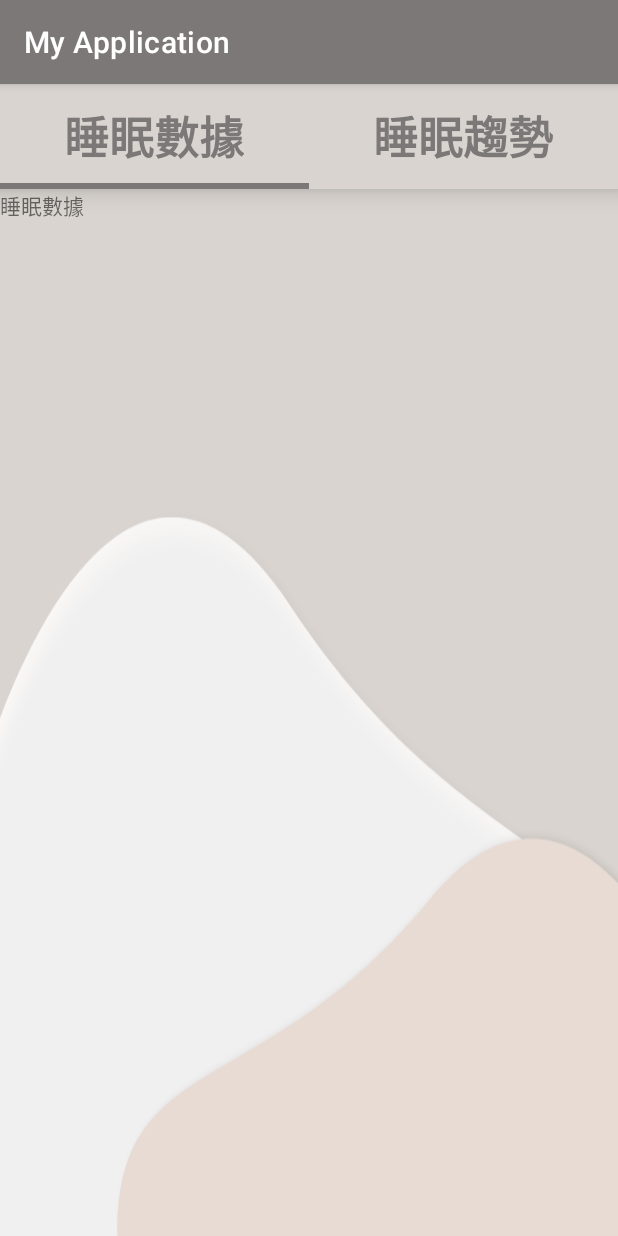
After one commit to hochi0427/musleep-1, an Android app: the sleep_data screen opened directly, with no data from a screen before it, on a phone screen of 412 x 824 dp. The commit adds this screen. Run offline under Robolectric (Android 15) with nearby library versions, the phone set to English and light mode, and no system bars.

Commit message:
Tablayout

```diff
--- a/app/build.gradle
+++ b/app/build.gradle
@@ -34,6 +34,7 @@ dependencies {
     implementation 'androidx.appcompat:appcompat:1.2.0'
     implementation 'com.google.android.material:material:1.2.1'
     implementation 'androidx.constraintlayout:constraintlayout:2.0.4'
+    implementation 'androidx.legacy:legacy-support-v4:1.0.0'
     testImplementation 'junit:junit:4.+'
     androidTestImplementation 'androidx.test.ext:junit:1.1.2'
     androidTestImplementation 'androidx.test.espresso:espresso-core:3.3.0'
--- /dev/null
+++ b/app/src/main/java/com/example/Musleep/PagerAdapter.java
@@ -0,0 +1,31 @@
+package com.example.Musleep;
+
+import androidx.annotation.NonNull;
+import androidx.fragment.app.Fragment;
+import androidx.fragment.app.FragmentManager;
+import androidx.fragment.app.FragmentPagerAdapter;
+
+public class PagerAdapter extends FragmentPagerAdapter {
+    private int tabsNumber;
+    public PagerAdapter(@NonNull FragmentManager fm, int behavior,int tabs) {
+        super(fm, behavior);
+        this.tabsNumber = tabs;
+    }
+
+    @NonNull
+    @Override
+    public Fragment getItem(int position) {
+        switch (position){
+            case 0:
+                return new sleep_data();
+            case 1:
+                return new sleep_trend();
+            default:return null;
+        }
+    }
+
+    @Override
+    public int getCount() {
+        return tabsNumber;
+    }
+}
--- /dev/null
+++ b/app/src/main/java/com/example/Musleep/sleep_data.java
@@ -0,0 +1,64 @@
+package com.example.Musleep;
+
+import android.os.Bundle;
+
+import androidx.fragment.app.Fragment;
+
+import android.view.LayoutInflater;
+import android.view.View;
+import android.view.ViewGroup;
+
+/**
+ * A simple {@link Fragment} subclass.
+ * Use the {@link sleep_data#newInstance} factory method to
+ * create an instance of this fragment.
+ */
+public class sleep_data extends Fragment {
+
+    // TODO: Rename parameter arguments, choose names that match
+    // the fragment initialization parameters, e.g. ARG_ITEM_NUMBER
+    private static final String ARG_PARAM1 = "param1";
+    private static final String ARG_PARAM2 = "param2";
+
+    // TODO: Rename and change types of parameters
+    private String mParam1;
+    private String mParam2;
+
+    public sleep_data() {
+        // Required empty public constructor
+    }
+
+    /**
+     * Use this factory method to create a new instance of
+     * this fragment using the provided parameters.
+     *
+     * @param param1 Parameter 1.
+     * @param param2 Parameter 2.
+     * @return A new instance of fragment sleep_data.
+     */
+    // TODO: Rename and change types and number of parameters
+    public static sleep_data newInstance(String param1, String param2) {
+        sleep_data fragment = new sleep_data();
+        Bundle args = new Bundle();
+        args.putString(ARG_PARAM1, param1);
+        args.putString(ARG_PARAM2, param2);
+        fragment.setArguments(args);
+        return fragment;
+    }
+
+    @Override
+    public void onCreate(Bundle savedInstanceState) {
+        super.onCreate(savedInstanceState);
+        if (getArguments() != null) {
+            mParam1 = getArguments().getString(ARG_PARAM1);
+            mParam2 = getArguments().getString(ARG_PARAM2);
+        }
+    }
+
+    @Override
+    public View onCreateView(LayoutInflater inflater, ViewGroup container,
+                             Bundle savedInstanceState) {
+        // Inflate the layout for this fragment
+        return inflater.inflate(R.layout.fragment_sleep_data, container, false);
+    }
+}
--- /dev/null
+++ b/app/src/main/java/com/example/Musleep/sleep_record.java
@@ -0,0 +1,55 @@
+package com.example.Musleep;
+
+import androidx.appcompat.app.AppCompatActivity;
+import androidx.appcompat.widget.Toolbar;
+import androidx.fragment.app.FragmentPagerAdapter;
+import androidx.viewpager.widget.ViewPager;
+
+import android.os.Bundle;
+
+import com.google.android.material.navigation.NavigationView;
+import com.google.android.material.tabs.TabItem;
+import com.google.android.material.tabs.TabLayout;
+
+
+public class sleep_record extends AppCompatActivity{
+    ViewPager pager;
+    TabLayout mTabLayout;
+    TabItem dataItem,trendItem;
+    PagerAdapter adapter;
+
+
+    @Override
+    protected void onCreate(Bundle savedInstanceState) {
+        super.onCreate(savedInstanceState);
+        setContentView(R.layout.activity_sleep_record);
+
+        pager =findViewById(R.id.viewpager);
+        mTabLayout = findViewById(R.id.tablayout);
+
+        dataItem = findViewById(R.id.dataItem);
+        trendItem = findViewById(R.id.trendItem);
+
+        adapter = new PagerAdapter(getSupportFragmentManager(), FragmentPagerAdapter.BEHAVIOR_RESUME_ONLY_CURRENT_FRAGMENT,mTabLayout.getTabCount());
+        pager.setAdapter(adapter);
+
+        mTabLayout.addOnTabSelectedListener(new TabLayout.OnTabSelectedListener() {
+            @Override
+            public void onTabSelected(TabLayout.Tab tab) {
+                pager.setCurrentItem(tab.getPosition());
+            }
+
+            @Override
+            public void onTabUnselected(TabLayout.Tab tab) {
+
+            }
+
+            @Override
+            public void onTabReselected(TabLayout.Tab tab) {
+
+            }
+        });
+
+        pager.addOnPageChangeListener(new TabLayout.TabLayoutOnPageChangeListener(mTabLayout));
+    }
+}
--- /dev/null
+++ b/app/src/main/java/com/example/Musleep/sleep_trend.java
@@ -0,0 +1,64 @@
+package com.example.Musleep;
+
+import android.os.Bundle;
+
+import androidx.fragment.app.Fragment;
+
+import android.view.LayoutInflater;
+import android.view.View;
+import android.view.ViewGroup;
+
+/**
+ * A simple {@link Fragment} subclass.
+ * Use the {@link sleep_trend#newInstance} factory method to
+ * create an instance of this fragment.
+ */
+public class sleep_trend extends Fragment {
+
+    // TODO: Rename parameter arguments, choose names that match
+    // the fragment initialization parameters, e.g. ARG_ITEM_NUMBER
+    private static final String ARG_PARAM1 = "param1";
+    private static final String ARG_PARAM2 = "param2";
+
+    // TODO: Rename and change types of parameters
+    private String mParam1;
+    private String mParam2;
+
+    public sleep_trend() {
+        // Required empty public constructor
+    }
+
+    /**
+     * Use this factory method to create a new instance of
+     * this fragment using the provided parameters.
+     *
+     * @param param1 Parameter 1.
+     * @param param2 Parameter 2.
+     * @return A new instance of fragment sleep_trend.
+     */
+    // TODO: Rename and change types and number of parameters
+    public static sleep_trend newInstance(String param1, String param2) {
+        sleep_trend fragment = new sleep_trend();
+        Bundle args = new Bundle();
+        args.putString(ARG_PARAM1, param1);
+        args.putString(ARG_PARAM2, param2);
+        fragment.setArguments(args);
+        return fragment;
+    }
+
+    @Override
+    public void onCreate(Bundle savedInstanceState) {
+        super.onCreate(savedInstanceState);
+        if (getArguments() != null) {
+            mParam1 = getArguments().getString(ARG_PARAM1);
+            mParam2 = getArguments().getString(ARG_PARAM2);
+        }
+    }
+
+    @Override
+    public View onCreateView(LayoutInflater inflater, ViewGroup container,
+                             Bundle savedInstanceState) {
+        // Inflate the layout for this fragment
+        return inflater.inflate(R.layout.fragment_sleep_trend, container, false);
+    }
+}
--- a/app/src/main/res/layout/activity_main.xml
+++ b/app/src/main/res/layout/activity_main.xml
@@ -18,9 +18,7 @@
             android:layout_width="250dp"
             android:layout_height="70dp"
             android:layout_marginTop="550dp"
-
             app:buttonSize="wide"
-            app:colorScheme="light"
-            tools:ignore="MissingConstraints" />
+            app:colorScheme="light" />
     </LinearLayout>
 </androidx.constraintlayout.widget.ConstraintLayout>
--- /dev/null
+++ b/app/src/main/res/layout/activity_sleep_record.xml
@@ -0,0 +1,15 @@
+<?xml version="1.0" encoding="utf-8"?>
+<androidx.constraintlayout.widget.ConstraintLayout
+    xmlns:android="http://schemas.android.com/apk/res/android"
+    xmlns:app="http://schemas.android.com/apk/res-auto"
+    xmlns:tools="http://schemas.android.com/tools"
+    android:layout_width="match_parent"
+    android:layout_height="match_parent"
+    tools:context=".sleep_record">
+    <include
+        android:layout_height="match_parent"
+        android:layout_width="match_parent"
+        layout="@layout/content"/>
+
+
+</androidx.constraintlayout.widget.ConstraintLayout>
--- /dev/null
+++ b/app/src/main/res/layout/content.xml
@@ -0,0 +1,54 @@
+<?xml version="1.0" encoding="utf-8"?>
+<LinearLayout
+    xmlns:android="http://schemas.android.com/apk/res/android"
+    xmlns:app="http://schemas.android.com/apk/res-auto"
+    xmlns:tools="http://schemas.android.com/tools"
+    android:layout_width="match_parent"
+    android:layout_height="match_parent"
+    android:orientation="vertical">
+
+
+    <com.google.android.material.tabs.TabLayout
+        android:id="@+id/tablayout"
+        android:layout_width="match_parent"
+        android:layout_height="70dp"
+        android:background="@color/light_brown1"
+        android:textAlignment="gravity"
+        app:layout_constraintTop_toTopOf="parent"
+        app:tabGravity="fill"
+        app:tabIndicatorColor="@color/brown"
+        app:tabIndicatorGravity="bottom"
+        app:tabIndicatorHeight="4dp"
+        app:tabMaxWidth="0dp"
+        app:tabMode="fixed"
+        app:tabSelectedTextColor="@color/brown"
+        app:tabTextAppearance="@style/TabLayoutTextStyle"
+        app:tabTextColor="@color/brown"
+        android:elevation="10dp"
+        tools:ignore="MissingConstraints">
+
+
+
+        <com.google.android.material.tabs.TabItem
+            android:id="@+id/dataItem"
+            android:layout_width="wrap_content"
+            android:layout_height="wrap_content"
+            android:text="睡眠數據" />
+
+        <com.google.android.material.tabs.TabItem
+            android:id="@+id/trendItem"
+            android:layout_width="wrap_content"
+            android:layout_height="wrap_content"
+            android:text="睡眠趨勢" />
+
+
+    </com.google.android.material.tabs.TabLayout>
+
+    <androidx.viewpager.widget.ViewPager
+        android:id="@+id/viewpager"
+        android:layout_width="wrap_content"
+        android:layout_height="wrap_content"
+        app:layout_constraintTop_toBottomOf="@+id/tablayout"
+        tools:ignore="MissingConstraints"
+        tools:layout_editor_absoluteX="0dp" />
+</LinearLayout>
--- /dev/null
+++ b/app/src/main/res/layout/fragment_sleep_data.xml
@@ -0,0 +1,16 @@
+<?xml version="1.0" encoding="utf-8"?>
+<FrameLayout xmlns:android="http://schemas.android.com/apk/res/android"
+    xmlns:tools="http://schemas.android.com/tools"
+    android:layout_width="match_parent"
+    android:layout_height="match_parent"
+    tools:context=".sleep_data">
+
+    <!-- TODO: Update blank fragment layout -->
+    <TextView
+        android:layout_width="match_parent"
+        android:layout_height="match_parent"
+        android:autoText="false"
+        android:background="@drawable/background"
+        android:text="睡眠數據" />
+
+</FrameLayout>
--- a/app/src/main/res/values/strings.xml
+++ b/app/src/main/res/values/strings.xml
@@ -1,3 +1,5 @@
 <resources>
     <string name="app_name">My Application</string>
+    <!-- TODO: Remove or change this placeholder text -->
+    <string name="hello_blank_fragment">Hello blank fragment</string>
 </resources>
--- /dev/null
+++ b/app/src/main/res/values/style.xml
@@ -0,0 +1,7 @@
+<?xml version="1.0" encoding="utf-8"?>
+<resources>
+    <style name="TabLayoutTextStyle" parent="TextAppearance.Design.Tab">
+        <item name="android:textSize">30dp</item>
+        <item name="android:textStyle">bold</item>
+    </style>
+</resources>
```
Also changed, not shown: app/src/main/AndroidManifest.xml (+7 -2 lines), app/src/main/res/layout/activity_homescreen.xml (+33 -26 lines), app/src/main/res/layout/activity_userdata.xml (+37 -46 lines), app/src/main/res/layout/fragment_sleep_trend.xml (added, +16 -0 lines).
